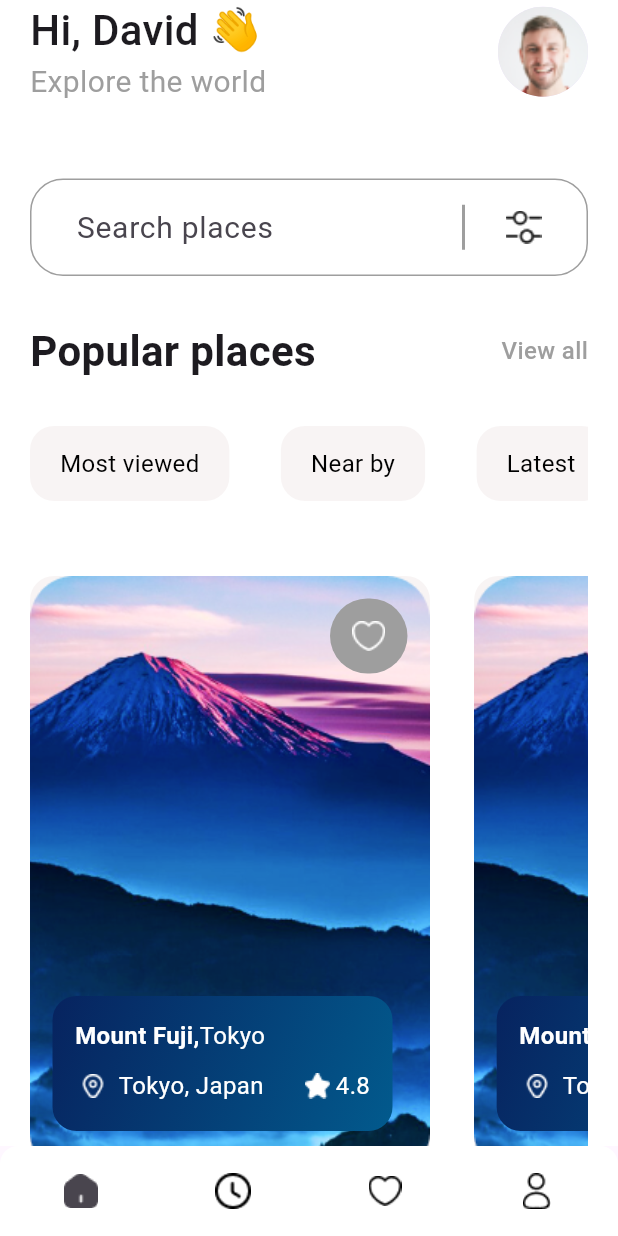
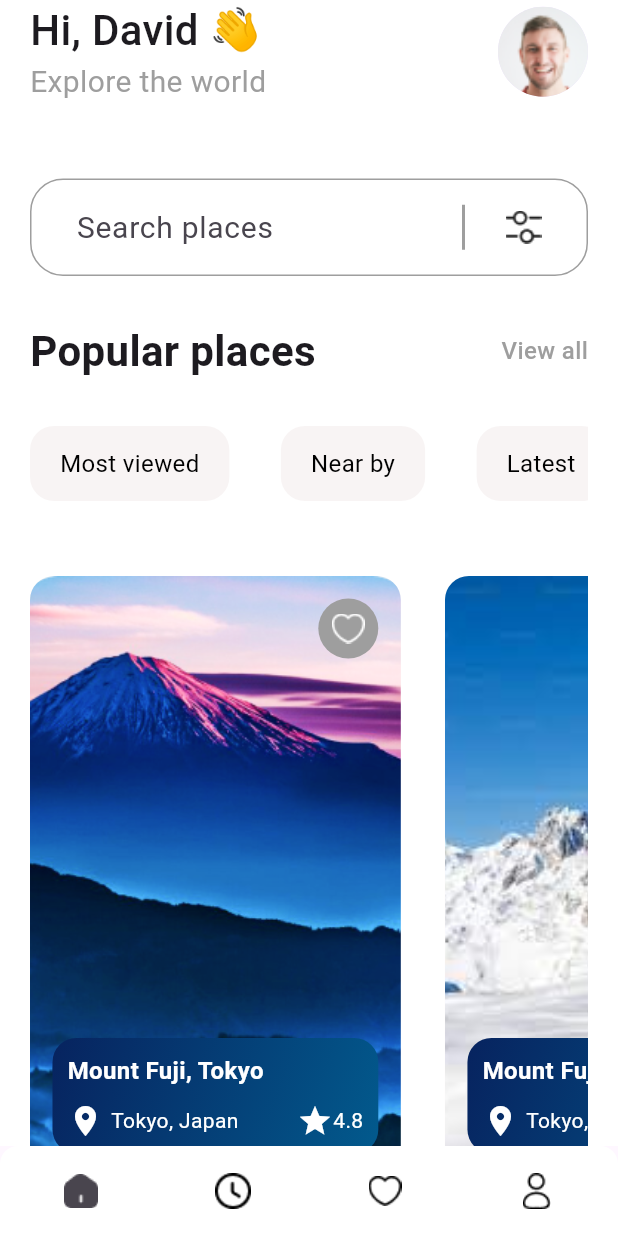
Before and after one commit to laheef/travel_app_ui_flutter, a Flutter app: the screen it shows after launch, on a phone screen of 412 x 824 dp. Run offline on Flutter 3.47's test engine with Material 3 defaults, Android fonts, the phone set to English and light mode, and no system bars.

Commit message:
Complete UI Design

```diff
--- a/lib/home_screen.dart
+++ b/lib/home_screen.dart
@@ -8,7 +8,7 @@ class HomeScreen extends StatefulWidget {
   State<HomeScreen> createState() => _HomeScreenState();
 }
 
-final placesImageList = ["assets/mountain 1.png", "assets/mountain 1.png"];
+final placesImageList = ["assets/mountain 1.png", "assets/mount 2.png"];
 final categoriesList = ["Most viewed", "Near by", "Latest"];
 int selectedIndex = -1;
 
@@ -190,7 +190,6 @@ class _HomeScreenState extends State<HomeScreen> {
                   },
                   scrollDirection: Axis.horizontal,
                   itemCount: placesImageList.length,
-                  shrinkWrap: true,
                   physics: BouncingScrollPhysics(),
                   itemBuilder: (context, index) {
                     return GestureDetector(
@@ -199,45 +198,49 @@ class _HomeScreenState extends State<HomeScreen> {
                           context,
                           MaterialPageRoute(
                             builder: (context) => DetailScreen(),
-                            ));
+                          ),
+                        );
                       },
                       child: Container(
-                        height: 40,
+                        width: MediaQuery.sizeOf(context).width *
+                            0.6, // Adjust width as needed
                         decoration: BoxDecoration(
                           color: const Color.fromARGB(255, 248, 244, 244),
                           borderRadius: BorderRadius.circular(16),
                         ),
-                        child: Stack(children: [
-                          Image(
+                        child: Stack(
+                          children: [
+                            ClipRRect(
+                              borderRadius: BorderRadius.circular(16),
+                              child: Image(
                                 image: AssetImage(placesImageList[index]),
                                 fit: BoxFit.cover,
+                                width: double.infinity,
+                                height: double.infinity,
+                              ),
                             ),
                             Positioned(
                               right: 15,
                               top: 15,
-                            left: 200,
-                            bottom: 335,
                               child: Container(
-                              height: 20,
-                              width: 20,
+                                height: 40,
+                                width: 40,
                                 decoration: BoxDecoration(
                                   color: Colors.grey,
-                                  borderRadius: BorderRadius.circular(100)),
+                                  borderRadius: BorderRadius.circular(100),
+                                ),
                                 child: Image(
                                   image: AssetImage('assets/heart icon.png'),
                                 ),
                               ),
                             ),
                             Positioned(
-                            right: 25,
-                            top: 280,
                               left: 15,
-                            bottom: 30,
+                              right: 15,
+                              bottom: 15,
                               child: Container(
-                                height: 20,
-                                width: 20,
+                                padding: const EdgeInsets.all(10),
                                 decoration: BoxDecoration(
-                                    color: Colors.grey,
                                   gradient: LinearGradient(
                                       begin: Alignment.topLeft,
                                       end: Alignment.bottomRight,
@@ -245,30 +248,18 @@ class _HomeScreenState extends State<HomeScreen> {
                                         Color.fromARGB(255, 7, 35, 95),
                                         Color.fromARGB(255, 2, 90, 141),
                                       ]),
-                                    borderRadius: BorderRadius.circular(16)),
-                                child: Padding(
-                                  padding: const EdgeInsets.symmetric(
-                                      horizontal: 15),
+                                  borderRadius: BorderRadius.circular(16),
+                                ),
                                 child: Column(
-                                    children: [
-                                      SizedBox(height: 15),
-                                      Row(
+                                  crossAxisAlignment: CrossAxisAlignment.start,
                                   children: [
                                     Text(
-                                            "Mount Fuji,",
+                                      "Mount Fuji, Tokyo",
                                       style: TextStyle(
                                         fontSize: 16,
                                         fontWeight: FontWeight.bold,
-                                                color: Colors.white),
-                                          ),
-                                          Text(
-                                            "Tokyo",
-                                            style: TextStyle(
-                                              fontSize: 16,
                                         color: Colors.white,
                                       ),
-                                          ),
-                                        ],
                                     ),
                                     SizedBox(height: 10),
                                     Row(
@@ -277,15 +268,13 @@ class _HomeScreenState extends State<HomeScreen> {
                                       children: [
                                         Row(
                                           children: [
-                                              ImageIcon(
-                                                  color: Colors.white,
-                                                  AssetImage(
-                                                      'assets/location icon.png')),
+                                            Icon(Icons.location_on,
+                                                color: Colors.white),
                                             SizedBox(width: 5),
                                             Text(
                                               "Tokyo, Japan",
                                               style: TextStyle(
-                                                  fontSize: 16,
+                                                fontSize: 14,
                                                 color: Colors.white,
                                               ),
                                             ),
@@ -293,14 +282,12 @@ class _HomeScreenState extends State<HomeScreen> {
                                         ),
                                         Row(
                                           children: [
-                                              ImageIcon(
-                                                  color: Colors.white,
-                                                  AssetImage(
-                                                      'assets/Vector.png')),
+                                            Icon(Icons.star,
+                                                color: Colors.white),
                                             Text(
                                               "4.8",
                                               style: TextStyle(
-                                                  fontSize: 16,
+                                                fontSize: 14,
                                                 color: Colors.white,
                                               ),
                                             ),
@@ -310,9 +297,10 @@ class _HomeScreenState extends State<HomeScreen> {
                                     ),
                                   ],
                                 ),
-                                )),
                               ),
-                        ]),
+                            ),
+                          ],
+                        ),
                       ),
                     );
                   },
```
Lines whose indentation alone changed are shown as unchanged.
